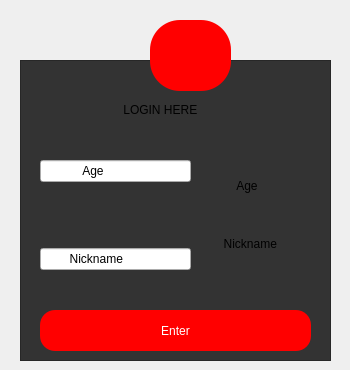
Before: the Qt Designer form form.ui in NazaeStoyko/SeaBattle-Qt, drawn with Qt 5.
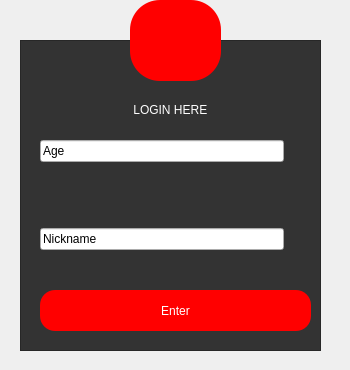
After: the same form once the commit is applied. Icons and pictures are not drawn.

Commit message: CSS button

Patch:
```diff
--- a/form.ui
+++ b/form.ui
@@ -42,9 +42,9 @@
    <property name="geometry">
     <rect>
      <x>20</x>
-     <y>60</y>
-     <width>311</width>
-     <height>301</height>
+     <y>40</y>
+     <width>301</width>
+     <height>311</height>
     </rect>
    </property>
    <property name="styleSheet">
@@ -92,7 +92,7 @@
        <item>
         <widget class="QLineEdit" name="Age">
          <property name="text">
-          <string>            Age</string>
+          <string>Age</string>
          </property>
         </widget>
        </item>
@@ -112,7 +112,7 @@
        <item>
         <widget class="QLineEdit" name="Nick">
          <property name="text">
-          <string>        Nickname      </string>
+          <string>Nickname      </string>
          </property>
         </widget>
        </item>
@@ -123,14 +123,7 @@
        <item>
         <widget class="QLabel" name="label_2">
          <property name="text">
-          <string>            Age</string>
-         </property>
-        </widget>
-       </item>
-       <item>
-        <widget class="QLabel" name="label">
-         <property name="text">
-          <string>        Nickname      </string>
+          <string/>
          </property>
         </widget>
        </item>
@@ -141,12 +134,15 @@
    <widget class="QLabel" name="LoginLabel">
     <property name="geometry">
      <rect>
-      <x>100</x>
-      <y>40</y>
-      <width>121</width>
+      <x>110</x>
+      <y>60</y>
+      <width>91</width>
       <height>20</height>
      </rect>
     </property>
+    <property name="styleSheet">
+     <string notr="true">color: white;</string>
+    </property>
     <property name="text">
      <string> LOGIN HERE</string>
     </property>
@@ -171,10 +167,10 @@
   <widget class="QToolButton" name="toolButton">
    <property name="geometry">
     <rect>
-     <x>150</x>
-     <y>20</y>
-     <width>81</width>
-     <height>71</height>
+     <x>130</x>
+     <y>0</y>
+     <width>91</width>
+     <height>81</height>
     </rect>
    </property>
    <property name="styleSheet">
```
The commit also changes 4 other files.
